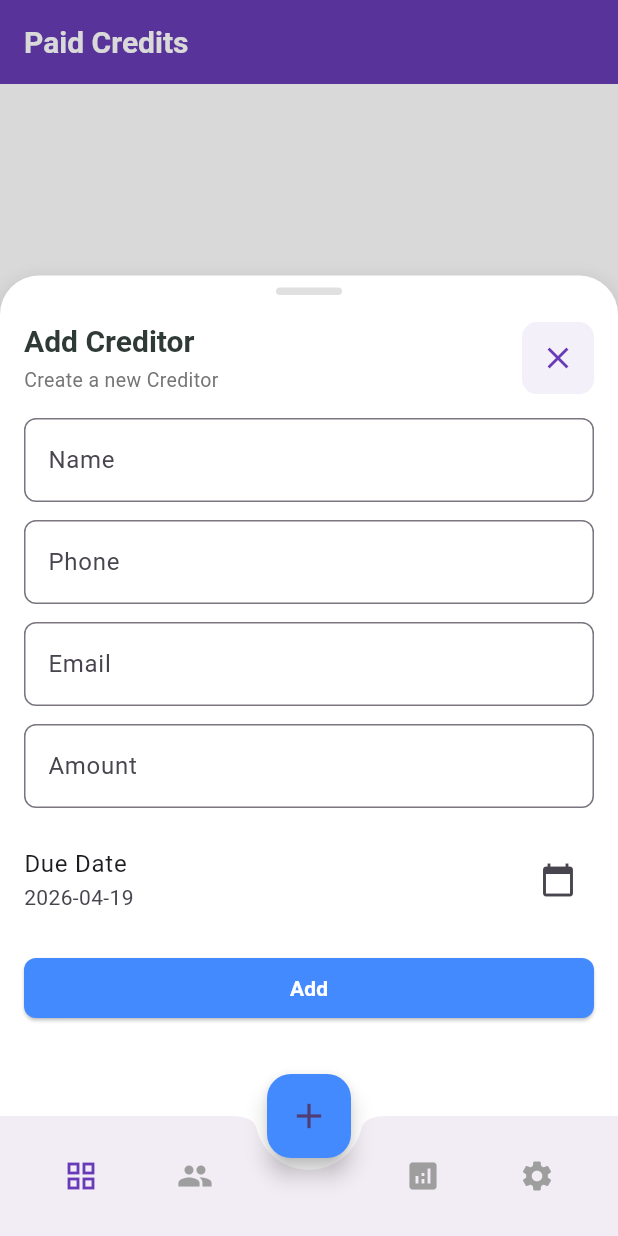
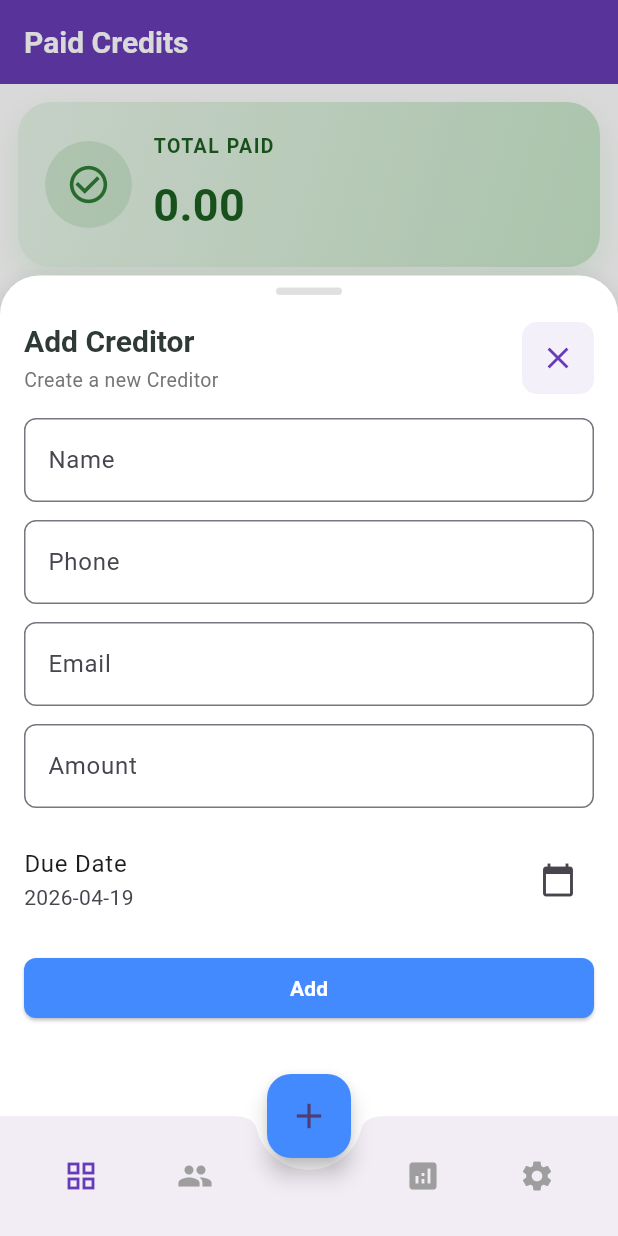
Before and after one commit to Huzaifa-Shabbir/payment_solution_softec_26, a Flutter app: the AccountListScreen screen opened by its route, after a tap on the "add" icon, on a phone screen of 412 x 824 dp. Run offline on Flutter 3.47's test engine with Material 3 defaults, Android fonts, the phone set to English and light mode, and no system bars; our stand-ins replace go_router, shared_preferences, supabase_flutter; accounts and stored records are empty.

Commit message:
paid credits page updated

```diff
--- a/lib/features/accounts/account_list_screen.dart
+++ b/lib/features/accounts/account_list_screen.dart
@@ -21,6 +21,75 @@ class _AccountListScreenState extends State<AccountListScreen>
     with SingleTickerProviderStateMixin {
   // UI only uses the global store
   late AccountStore store;
+
+  String _compactCurrency(double value) {
+    return NumberFormat('#,##0.00').format(value);
+  }
+
+  Widget _buildPaidSummary(double totalPaid) {
+    return Container(
+      width: double.infinity,
+      padding: const EdgeInsets.symmetric(horizontal: 18, vertical: 20),
+      decoration: BoxDecoration(
+        gradient: LinearGradient(
+          colors: [
+            Colors.green.shade50,
+            Colors.green.shade100,
+          ],
+          begin: Alignment.topLeft,
+          end: Alignment.bottomRight,
+        ),
+        borderRadius: BorderRadius.circular(22),
+        boxShadow: [
+          BoxShadow(
+            color: Colors.green.withOpacity(0.14),
+            blurRadius: 18,
+            offset: const Offset(0, 8),
+          ),
+        ],
+      ),
+      child: Row(
+        children: [
+          Container(
+            padding: const EdgeInsets.all(14),
+            decoration: BoxDecoration(
+              color: Colors.green.shade700.withOpacity(0.14),
+              shape: BoxShape.circle,
+            ),
+            child: Icon(
+              Icons.check_circle_outline,
+              color: Colors.green.shade800,
+              size: 30,
+            ),
+          ),
+          const SizedBox(width: 14),
+          Column(
+            crossAxisAlignment: CrossAxisAlignment.start,
+            children: [
+              Text(
+                'TOTAL PAID',
+                style: TextStyle(
+                  fontSize: 13,
+                  letterSpacing: 1.0,
+                  color: Colors.green.shade900,
+                  fontWeight: FontWeight.w600,
+                ),
+              ),
+              const SizedBox(height: 8),
+              Text(
+                _compactCurrency(totalPaid),
+                style: TextStyle(
+                  fontSize: 30,
+                  fontWeight: FontWeight.bold,
+                  color: Colors.green.shade900,
+                ),
+              ),
+            ],
+          ),
+        ],
+      ),
+    );
+  }
 
    @override
    void initState() {
@@ -141,11 +210,11 @@ class _AccountListScreenState extends State<AccountListScreen>
 
    @override
    Widget build(BuildContext context) {
-     final colors = AppColors();
      final store = AccountStoreProvider.of(context);
      // show only paid creditors on this screen
      final paidOnly = store.accounts.where((a) => a.isPaid).toList();
      final accounts = _sortedForDisplay(paidOnly);
+     final totalPaid = paidOnly.fold<double>(0.0, (sum, account) => sum + account.amount);
 
     return Scaffold(
       appBar: AppBar(
@@ -153,17 +222,26 @@ class _AccountListScreenState extends State<AccountListScreen>
       ),
       body: store.loading
           ? const Center(child: CircularProgressIndicator())
-          : accounts.isEmpty
-              ? const Center(child: Text('No Paid Creditors yet.'))
           : RefreshIndicator(
               onRefresh: () async => _reloadFromStore(),
               child: ListView.separated(
+                physics: const AlwaysScrollableScrollPhysics(),
                 padding: const EdgeInsets.symmetric(vertical: 12, horizontal: 12),
-                    itemCount: accounts.length,
-                    separatorBuilder: (_, __) => const SizedBox(height: 8),
+                itemCount: accounts.isEmpty ? 2 : accounts.length + 1,
+                separatorBuilder: (_, index) => index == 0 ? const SizedBox(height: 14) : const SizedBox(height: 10),
                 itemBuilder: (context, index) {
-                      final acc = accounts[index];
-                      final overdue = !acc.isPaid && acc.dueDate.isBefore(DateTime.now());
+                  if (index == 0) {
+                    return _buildPaidSummary(totalPaid);
+                  }
+
+                  if (accounts.isEmpty) {
+                    return const Padding(
+                      padding: EdgeInsets.only(top: 24),
+                      child: Center(child: Text('No paid creditors yet. Tap + to add one.')),
+                    );
+                  }
+
+                  final acc = accounts[index - 1];
                   final initials = acc.name.isNotEmpty
                       ? acc.name.trim().split(' ').map((s) => s.isEmpty ? '' : s[0]).take(2).join()
                       : '?';
@@ -176,7 +254,7 @@ class _AccountListScreenState extends State<AccountListScreen>
                       padding: const EdgeInsets.symmetric(horizontal: 20),
                       decoration: BoxDecoration(
                         color: Colors.red.shade700,
-                            borderRadius: BorderRadius.circular(12),
+                        borderRadius: BorderRadius.circular(16),
                       ),
                       child: const Icon(Icons.delete, color: Colors.white),
                     ),
@@ -205,79 +283,114 @@ class _AccountListScreenState extends State<AccountListScreen>
                       return false;
                     },
                     child: Card(
-                          shape: RoundedRectangleBorder(borderRadius: BorderRadius.circular(12)),
-                          elevation: 2,
+                      shape: RoundedRectangleBorder(borderRadius: BorderRadius.circular(16)),
+                      elevation: 1.5,
                       child: InkWell(
-                            borderRadius: BorderRadius.circular(12),
+                        borderRadius: BorderRadius.circular(16),
                         onTap: () => context.pushNamed('accountDetail', extra: acc),
                         child: Padding(
-                              padding: const EdgeInsets.symmetric(horizontal: 12, vertical: 14),
+                          padding: const EdgeInsets.all(14),
                           child: Row(
                             children: [
                               CircleAvatar(
-                                    radius: 26,
-                                    backgroundColor: overdue ? Colors.red.shade50 : Colors.blue.shade50,
-                                    child: Text(initials.toUpperCase(), style: TextStyle(color: overdue ? Colors.red.shade700 : Colors.blue.shade700, fontWeight: FontWeight.w700)),
+                                radius: 24,
+                                backgroundColor: Colors.green.shade50,
+                                child: Text(
+                                  initials.toUpperCase(),
+                                  style: TextStyle(
+                                    color: Colors.green.shade700,
+                                    fontWeight: FontWeight.w700,
+                                  ),
+                                ),
                               ),
                               const SizedBox(width: 12),
                               Expanded(
                                 child: Column(
                                   crossAxisAlignment: CrossAxisAlignment.start,
                                   children: [
-                                        Row(
-                                          children: [
-                                            Expanded(child: Text(acc.name, style: Theme.of(context).textTheme.titleMedium)),
-                                            const SizedBox(width: 8),
-                                            if (acc.isPaid)
-                                              Chip(
-                                                label: const Text('Paid', style: TextStyle(color: Colors.white, fontWeight: FontWeight.w700)),
-                                                backgroundColor: Colors.green.shade700,
-                                              )
-                                            else
-                                              Chip(
-                                                label: Text(
-                                                  acc.dueDate.isBefore(DateTime.now()) ? 'Overdue' : 'Pending',
-                                                  style: const TextStyle(color: Colors.white, fontWeight: FontWeight.w700),
-                                                ),
-                                                backgroundColor: acc.dueDate.isBefore(DateTime.now()) ? Colors.red.shade600 : Colors.orange.shade700,
-                                              ),
-                                          ],
+                                    Text(
+                                      acc.name,
+                                      maxLines: 1,
+                                      overflow: TextOverflow.ellipsis,
+                                      style: Theme.of(context).textTheme.titleMedium?.copyWith(fontWeight: FontWeight.w700),
                                     ),
                                     const SizedBox(height: 6),
                                     Text(
                                       acc.email.isNotEmpty ? acc.email : acc.phone,
-                                          style: Theme.of(context).textTheme.bodySmall?.copyWith(color: Colors.grey.shade600),
+                                      maxLines: 1,
+                                      overflow: TextOverflow.ellipsis,
+                                      style: Theme.of(context).textTheme.bodySmall?.copyWith(color: Colors.grey.shade700),
+                                    ),
+                                    const SizedBox(height: 8),
+                                    Row(
+                                      children: [
+                                        Icon(Icons.calendar_today_outlined, size: 14, color: Colors.grey.shade600),
+                                        const SizedBox(width: 4),
+                                        Text(
+                                          'Due ${DateFormat.yMMMd().format(acc.dueDate)}',
+                                          style: TextStyle(fontSize: 12, color: Colors.grey.shade600),
+                                        ),
+                                      ],
                                     ),
                                   ],
                                 ),
                               ),
-                                  const SizedBox(width: 12),
+                              const SizedBox(width: 10),
                               Column(
                                 crossAxisAlignment: CrossAxisAlignment.end,
                                 children: [
-                                      Text('\$${NumberFormat('#,##0.00').format(acc.amount)}', style: const TextStyle(fontSize: 16, fontWeight: FontWeight.bold)),
-                                      const SizedBox(height: 6),
-                                      Text(DateFormat.yMMMd().format(acc.dueDate), style: TextStyle(color: Colors.grey.shade600, fontSize: 12)),
+                                  Container(
+                                    padding: const EdgeInsets.symmetric(horizontal: 10, vertical: 6),
+                                    decoration: BoxDecoration(
+                                      color: Colors.green.shade50,
+                                      borderRadius: BorderRadius.circular(10),
+                                    ),
+                                    child: Text(
+                                      '\$${NumberFormat('#,##0.00').format(acc.amount)}',
+                                      style: TextStyle(
+                                        fontSize: 15,
+                                        fontWeight: FontWeight.bold,
+                                        color: Colors.green.shade800,
+                                      ),
+                                    ),
+                                  ),
                                   const SizedBox(height: 6),
                                   PopupMenuButton<String>(
+                                    padding: EdgeInsets.zero,
+                                    color: Colors.white,
+                                    elevation: 6,
+                                    shape: RoundedRectangleBorder(
+                                      borderRadius: BorderRadius.circular(12),
+                                    ),
+                                    icon: Icon(
+                                      Icons.more_vert,
+                                      color: Colors.grey.shade700,
+                                      size: 20,
+                                    ),
                                     onSelected: (value) async {
                                       if (value == 'edit') {
                                         await _openAdd(acc);
                                         await store.load();
                                       } else if (value == 'delete') {
                                         await _deleteAccount(acc.id);
-                                          } else if (value == 'details') {
-                                            await context.pushNamed('accountDetail', extra: acc);
                                       }
                                     },
                                     itemBuilder: (_) => [
-                                          const PopupMenuItem(value: 'details', child: Text('Details')),
                                       if (!acc.isPaid) const PopupMenuItem(value: 'edit', child: Text('Edit')),
-                                          const PopupMenuItem(value: 'delete', child: Text('Delete')),
+                                      PopupMenuItem(
+                                        value: 'delete',
+                                        child: Row(
+                                          children: [
+                                            Icon(Icons.delete_outline, color: Colors.red.shade700),
+                                            const SizedBox(width: 10),
+                                            Text('Delete', style: TextStyle(color: Colors.red.shade700)),
+                                          ],
+                                        ),
+                                      ),
                                     ],
                                   ),
                                 ],
-                                  )
+                              ),
                             ],
                           ),
                         ),
@@ -287,11 +400,6 @@ class _AccountListScreenState extends State<AccountListScreen>
                 },
               ),
             ),
-      floatingActionButton: FloatingActionButton(
-        onPressed: () => _openAdd(),
-        backgroundColor: colors.appbar_Color,
-        child: const Icon(Icons.add),
-      ),
     );
    }
  }
```
Lines whose indentation alone changed are shown as unchanged.
